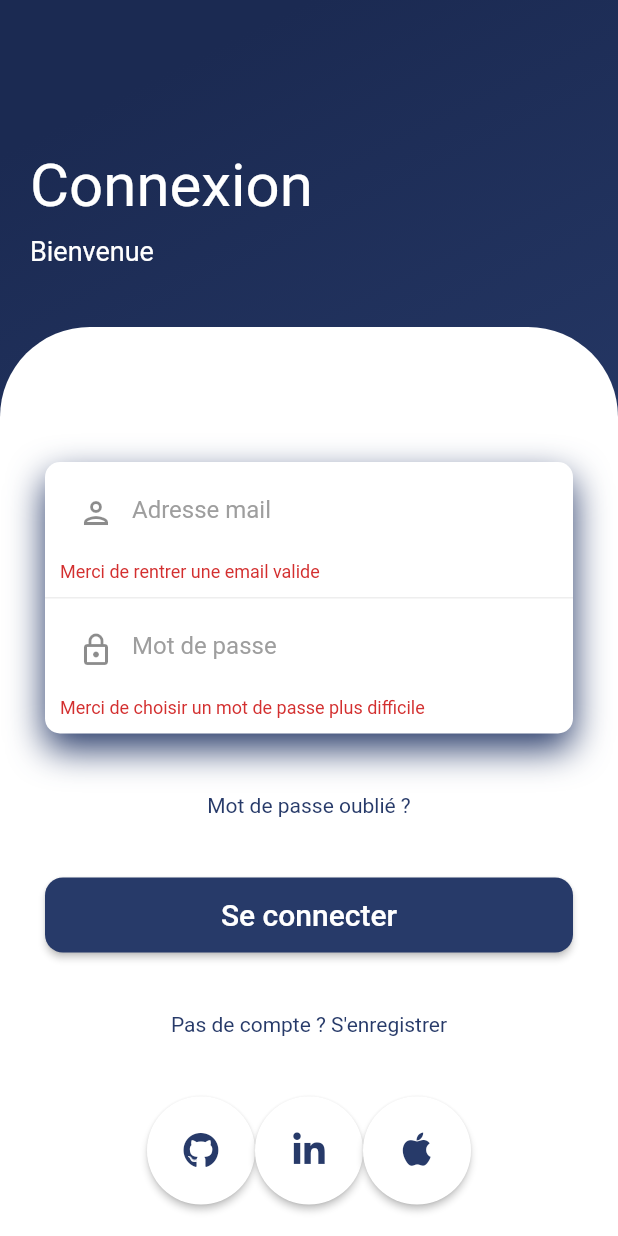
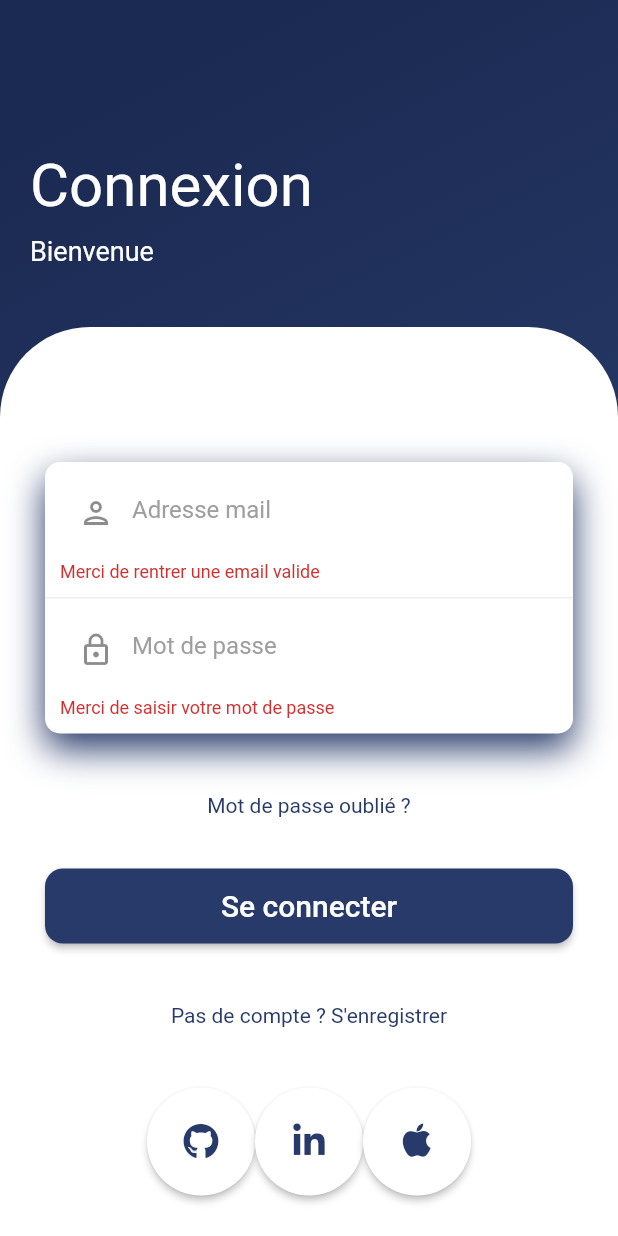
Before and after one commit to flolgl/StudWay, a Flutter app: the screen it shows after launch, after a tap on "Se connecter", on a phone screen of 412 x 824 dp. Run offline on Flutter 3.47's test engine with Material 2 defaults, Android fonts, the light colour scheme and no system bars; our stand-ins replace badges, email_validator, file_picker, image_picker, shared_preferences, socket_io_client; missing offline and left inert: shared_preferences_web; accounts and stored records are empty.

Commit message:
add login error

```diff
--- a/lib/view/login/components/LoginBody.dart
+++ b/lib/view/login/components/LoginBody.dart
@@ -1,6 +1,7 @@
 import 'package:flutter/gestures.dart';
 import 'package:flutter/material.dart';
 import 'package:studway_project/view/AppTheme.dart';
+import 'package:studway_project/view/login/Register.dart';
 import '../../Home.dart';
 import '../../icons/social_sign_in_icons_icons.dart';
 import '../components/PasswordInput.dart';
@@ -18,7 +19,8 @@ class LoginForm extends StatefulWidget {
 class LoginBody extends State<LoginForm> {
   final _formKey = GlobalKey<FormState>();
   final TextInput emailInput = TextInput(text: "Adresse mail");
-  final PasswordInput passwordInput = PasswordInput(text: "Mot de passe");
+  final PasswordInput passwordInput = PasswordInput(text: "Mot de passe", isRegister: false,);
+  String _formErrors = "";
 
   /// Méthode permettant la construction du form Login
   @override
@@ -124,14 +126,19 @@ class LoginBody extends State<LoginForm> {
             ),
           ),
           const SizedBox(height: 40),
-          Center(child: _buildHrefText(context, "Mot de passe oublié ?")),
-          const SizedBox(height: 40),
+          Center(child: _buildHrefText(context, "Mot de passe oublié ?", true)),
+          const SizedBox(height: 20),
+          Text(_formErrors != "" ? _formErrors : "",
+            style: const TextStyle(color: Colors.red, fontSize: 12),
+          ),
+          SizedBox(height: _formErrors == "" ? 0 : 20),
           Center(
               child: _buildSubmitButton(
                   "Se connecter", AppTheme.normalBlue, context)),
           const SizedBox(height: 40),
           Center(
-              child: _buildHrefText(context, "Pas de compte ? S'enregistrer")),
+              child: _buildHrefText(context, "Pas de compte ? S'enregistrer", false)
+          ),
           const SizedBox(height: 40),
           Row(
             mainAxisAlignment: MainAxisAlignment.center,
@@ -171,6 +178,10 @@ class LoginBody extends State<LoginForm> {
         if (_formKey.currentState!.validate()) {
           if (await LoginAuth.connect(emailInput.getInputText(), passwordInput.getInputText())) {
             Navigator.pushReplacement(context, MaterialPageRoute(builder: (context) => const HomePage()));
+          }else{
+            setState(() {
+              _formErrors = "Adresse mail ou mot de passe non reconnu";
+            });
           }
         }
       },
@@ -189,7 +200,7 @@ class LoginBody extends State<LoginForm> {
   }
 
   /// Méthode retournant un text comme un href en html
-  Widget _buildHrefText(BuildContext context, String text) {
+  Widget _buildHrefText(BuildContext context, String text, bool mdpOublie) {
     // TODO : Hover color + diriger vers mot de passe oublié
     TextStyle linkStyle = TextStyle(color: AppTheme.normalBlue);
     //TextStyle hoverStyle = const TextStyle(color: Color(0xff1d2b43));
@@ -199,7 +210,7 @@ class LoginBody extends State<LoginForm> {
         text: text,
         recognizer: TapGestureRecognizer()
           ..onTap = () {
-            print(text);
+            mdpOublie ? null : Navigator.pushReplacement(context, MaterialPageRoute(builder: (context) => const Register()));
           },
       ),
     );
--- a/lib/view/login/components/PasswordInput.dart
+++ b/lib/view/login/components/PasswordInput.dart
@@ -2,9 +2,10 @@ import 'package:flutter/material.dart';
 
 class PasswordInput extends StatelessWidget {
   final String text;
+  final bool isRegister;
   String _inputText = '';
 
-  PasswordInput({Key? key, required this.text}) : super(key: key);
+  PasswordInput({Key? key, required this.text, required this.isRegister}) : super(key: key);
 
   @override
   Widget build(BuildContext context) {
@@ -21,7 +22,7 @@ class PasswordInput extends StatelessWidget {
       autocorrect: false,
       validator: (input) {
         if (input == null || input.isEmpty || input.length < 10) {
-          return "Merci de choisir un mot de passe plus difficile";
+          return isRegister ? "Merci de choisir un mot de passe plus difficile" : "Merci de saisir votre mot de passe";
         }
         _inputText = input;
         return null;
```
